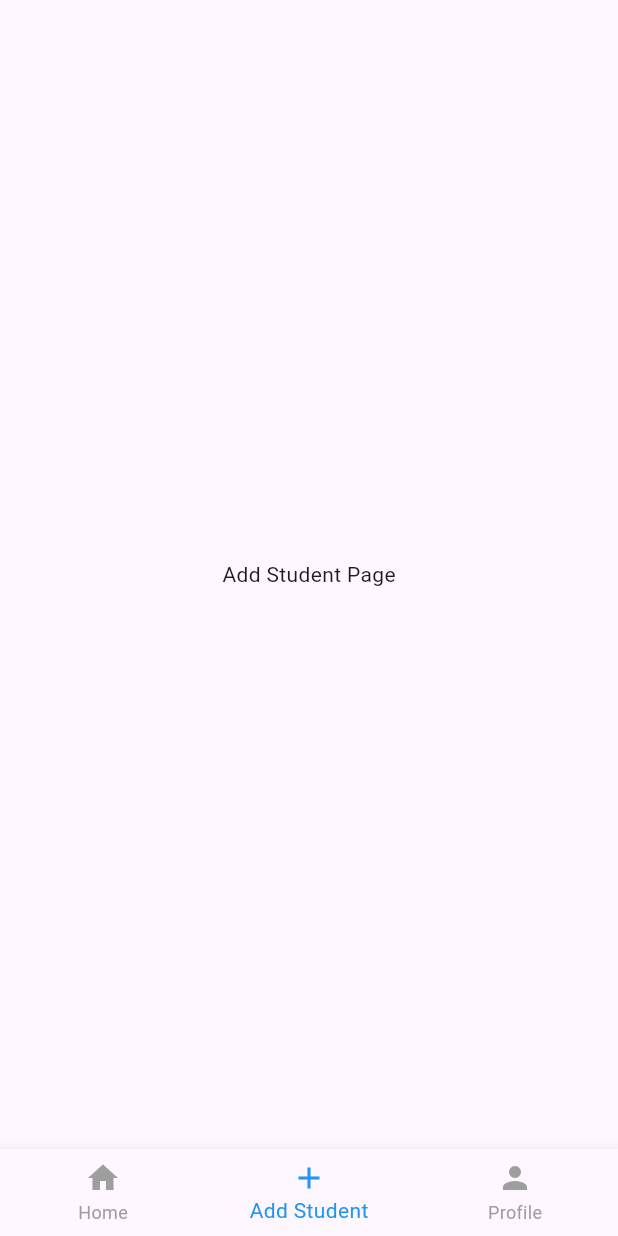
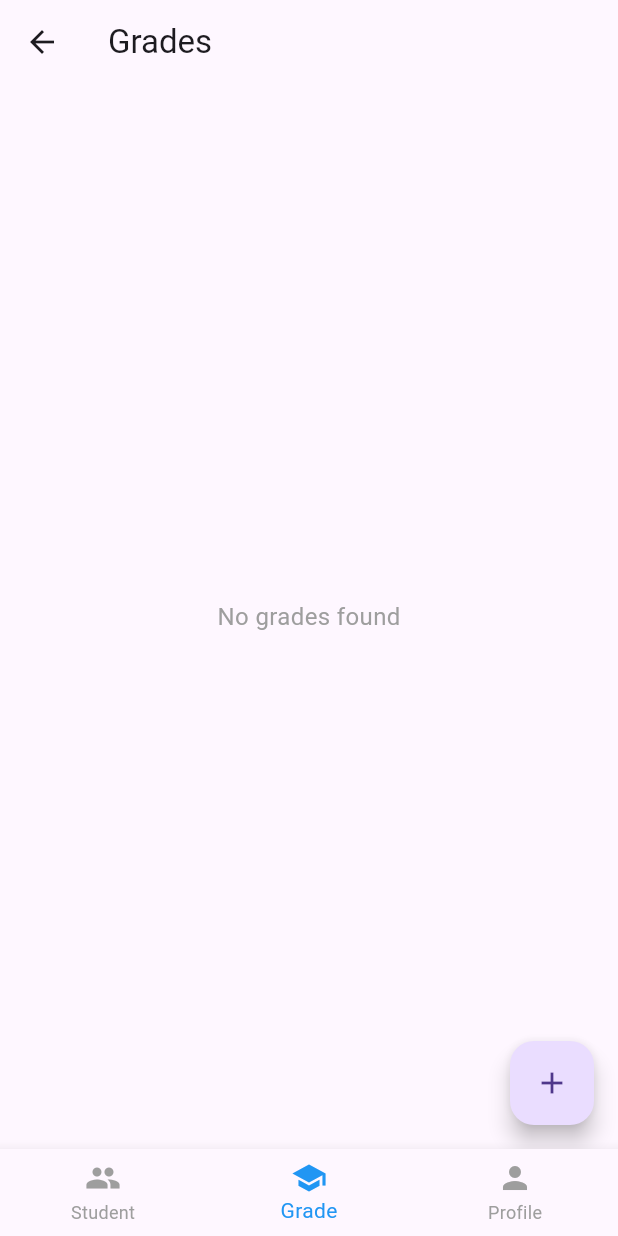
Before and after one commit to azzanslebew/firebase_project, a Flutter app: the MainPage screen opened by its route, item 2 of the bottom bar chosen, on a phone screen of 412 x 824 dp. Run offline on Flutter 3.47's test engine with Material 3 defaults, Android fonts, the phone set to English and light mode, and no system bars; our stand-ins replace awesome_notifications, cloud_firestore, firebase_auth, firebase_core, firebase_messaging, get and 2 more; accounts and stored records are empty.

```diff
--- /dev/null
+++ b/lib/controllers/grade_controller.dart
@@ -0,0 +1,55 @@
+import 'package:cloud_firestore/cloud_firestore.dart';
+import 'package:get/get.dart';
+
+import '../models/grade.dart';
+
+class GradeController extends GetxController {
+  final FirebaseFirestore _db = FirebaseFirestore.instance;
+
+  RxList<Grade> grades = <Grade>[].obs;
+
+  RxBool isLoading = false.obs;
+
+  Rx<Grade?> selectedGrade = Rx<Grade?>(null);
+
+  @override
+  void onInit() {
+    super.onInit();
+    _listenToGrades();
+  }
+
+  // Mendengarkan perubahan data grades di Firestore
+  void _listenToGrades() {
+    isLoading.value = true; // Set loading saat mendengarkan data
+    _db.collection('grades').snapshots().listen(
+      (snapshot) {
+        grades.value = snapshot.docs
+            .map((doc) => Grade.fromJson(doc.data(), doc.id))
+            .toList();
+        isLoading.value = false; // Set loading ke false setelah data diterima
+      },
+      onError: (error) {
+        Get.snackbar(
+          'Error',
+          'Failed to listen to grades: ${error.toString()}',
+        );
+        isLoading.value = false;
+      },
+    );
+  }
+
+  // Menambahkan grade baru ke Firestore
+  Future<void> addGrade(Grade grade) async {
+    try {
+      isLoading.value = true; // Set loading saat proses
+      final docRef = await _db.collection('grades').add(grade.toJson());
+      grade.id = docRef.id; // Set ID dari dokumen yang dibuat
+      Get.snackbar('Success', 'Grade added successfully',
+          duration: const Duration(seconds: 2));
+    } catch (error) {
+      Get.snackbar('Error', 'Failed to add grade: ${error.toString()}');
+    } finally {
+      isLoading.value = false; // Reset loading setelah proses selesai
+    }
+  }
+}
--- /dev/null
+++ b/lib/dialogs/grade_dialog.dart
@@ -0,0 +1,59 @@
+import 'package:flutter/material.dart';
+import 'package:get/get.dart';
+
+import '../controllers/grade_controller.dart';
+import '../models/grade.dart';
+
+class GradeDialog {
+  // Menampilkan dialog untuk menambahkan grade
+  static void showAddDialog(BuildContext context, GradeController controller) {
+    final TextEditingController nameController = TextEditingController();
+
+    _showDialog(
+      context: context,
+      title: 'Add Grade',
+      controller: nameController,
+      onConfirm: () {
+        final gradeName = nameController.text.trim();
+
+        if (gradeName.isEmpty) {
+          Get.snackbar('Error', 'Please enter a valid grade name');
+          return;
+        }
+
+        controller.addGrade(Grade(name: gradeName));
+        Get.back();
+      },
+    );
+  }
+
+  // Fungsi privat untuk menampilkan dialog umum
+  static void _showDialog({
+    required BuildContext context,
+    required String title,
+    required TextEditingController controller,
+    required VoidCallback onConfirm,
+  }) {
+    showDialog(
+      context: context,
+      builder: (context) => AlertDialog(
+        title: Text(title),
+        content: TextField(
+          controller: controller,
+          decoration: const InputDecoration(labelText: 'Grade Name'),
+          autofocus: true,
+        ),
+        actions: [
+          TextButton(
+            onPressed: () => Get.back(),
+            child: const Text('Cancel'),
+          ),
+          TextButton(
+            onPressed: onConfirm,
+            child: Text(title == 'Add Grade' ? 'Add' : 'Save Changes'),
+          ),
+        ],
+      ),
+    );
+  }
+}
--- /dev/null
+++ b/lib/models/grade.dart
@@ -0,0 +1,22 @@
+class Grade {
+  String? id;
+  String name;
+
+  Grade({
+    this.id,
+    required this.name,
+  });
+
+  Map<String, dynamic> toJson() {
+    return {
+      'name': name,
+    };
+  }
+
+  factory Grade.fromJson(Map<String, dynamic> json, String id) {
+    return Grade(
+      id: id,
+      name: json['name'] ?? '',
+    );
+  }
+}
--- /dev/null
+++ b/lib/models/student.dart
@@ -0,0 +1,30 @@
+class Student {
+  String? id;
+  String name;
+  String grade;
+  int age;
+
+  Student({
+    this.id,
+    required this.name,
+    required this.grade,
+    required this.age,
+  });
+
+  Map<String, dynamic> toJson() {
+    return {
+      'name': name,
+      'grade': grade,
+      'age': age,
+    };
+  }
+
+  factory Student.fromJson(Map<String, dynamic> json, String id) {
+    return Student(
+      id: id,
+      name: json['name'] ?? '',
+      grade: json['grade'] ?? '',
+      age: json['age'] ?? 0,
+    );
+  }
+}
--- a/lib/screens/main_page.dart
+++ b/lib/screens/main_page.dart
@@ -1,8 +1,8 @@
 import 'package:flutter/material.dart';
 import 'package:get/get.dart';
 import '../../controllers/bottom_nav_controller.dart';
-import 'pages/add_student_page.dart';
-import 'pages/home_page.dart';
+import 'pages/grade_page.dart';
+import 'pages/student_page.dart';
 import 'pages/profile_page.dart';
 
 class MainPage extends StatelessWidget {
@@ -13,8 +13,8 @@ class MainPage extends StatelessWidget {
     BottomNavController bottomNavController = Get.find();
 
     List<Widget> pages = [
-      const HomePage(),
-      const AddStudentPage(),
+      StudentPage(),
+      GradePage(),
       const ProfilePage(),
     ];
 
@@ -31,12 +31,12 @@ class MainPage extends StatelessWidget {
           onTap: bottomNavController.changePage,
           items: const [
             BottomNavigationBarItem(
-              icon: Icon(Icons.home),
-              label: 'Home',
+              icon: Icon(Icons.people),
+              label: 'Student',
             ),
             BottomNavigationBarItem(
-              icon: Icon(Icons.add),
-              label: 'Add Student',
+              icon: Icon(Icons.school),
+              label: 'Grade',
             ),
             BottomNavigationBarItem(
               icon: Icon(Icons.person),
--- a/lib/screens/pages/add_student_page.dart
+++ /dev/null
@@ -1,14 +0,0 @@
-import 'package:flutter/material.dart';
-
-class AddStudentPage extends StatelessWidget {
-  const AddStudentPage({super.key});
-
-  @override
-  Widget build(BuildContext context) {
-    return const Scaffold(
-      body: Center(
-        child: Text('Add Student Page'),
-      ),
-    );
-  }
-}
--- /dev/null
+++ b/lib/screens/pages/grade_page.dart
@@ -0,0 +1,49 @@
+import 'package:flutter/material.dart';
+import 'package:get/get.dart';
+import '../../controllers/grade_controller.dart';
+import '../../dialogs/grade_dialog.dart';
+
+class GradePage extends StatelessWidget {
+  final GradeController controller = Get.put(GradeController());
+
+  GradePage({super.key});
+
+  @override
+  Widget build(BuildContext context) {
+    return Scaffold(
+      appBar: AppBar(
+        title: const Text('Grades'),
+      ),
+      body: Obx(() {
+        if (controller.isLoading.value) {
+          return const Center(child: CircularProgressIndicator());
+        }
+        if (controller.grades.isEmpty) {
+          return const Center(
+            child: Text('No grades found',
+                style: TextStyle(fontSize: 16, color: Colors.grey)),
+          );
+        }
+        return ListView.builder(
+          itemCount: controller.grades.length,
+          itemBuilder: (context, index) {
+            final grade = controller.grades[index];
+            return Card(
+              margin: const EdgeInsets.symmetric(horizontal: 15, vertical: 5),
+              child: ListTile(
+                title: Text(
+                  grade.name,
+                  style: const TextStyle(fontWeight: FontWeight.w600),
+                ),
+              ),
+            );
+          },
+        );
+      }),
+      floatingActionButton: FloatingActionButton(
+        onPressed: () => GradeDialog.showAddDialog(context, controller),
+        child: const Icon(Icons.add),
+      ),
+    );
+  }
+}
```
Also changed, not shown: lib/controllers/student_controller.dart (added, +77 -0 lines), lib/dialogs/student_dialog.dart (added, +115 -0 lines), lib/screens/pages/home_page.dart (deleted, +0 -14 lines), lib/screens/pages/student_page.dart (added, +55 -0 lines), 4 other files.
